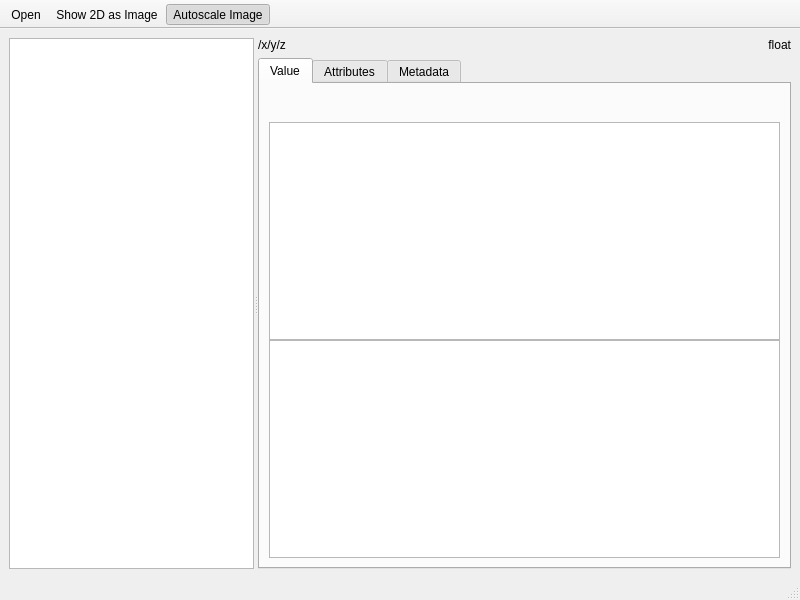
This is h5view/app.ui in refeyn/h5view as Qt 5 draws it before an edit. The edited form follows.
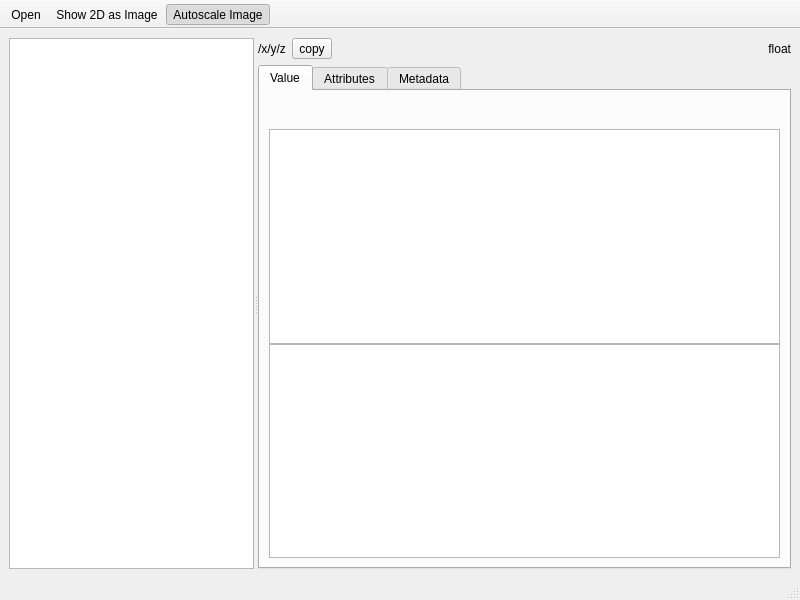
This is the edited form. Icons and pictures are not drawn.

Commit message: Add copy path button (fixes #3) [build]

```diff
--- a/h5view/app.ui
+++ b/h5view/app.ui
@@ -38,31 +38,40 @@
          <verstretch>1</verstretch>
         </sizepolicy>
        </property>
-       <layout class="QGridLayout" name="gridLayout">
-        <property name="leftMargin">
-         <number>0</number>
-        </property>
-        <property name="topMargin">
-         <number>0</number>
-        </property>
-        <property name="rightMargin">
-         <number>0</number>
-        </property>
-        <property name="bottomMargin">
-         <number>0</number>
-        </property>
-        <property name="spacing">
-         <number>6</number>
-        </property>
-        <item row="0" column="0">
+       <layout class="QVBoxLayout" name="verticalLayout_6">
+        <item>
+         <layout class="QHBoxLayout" name="horizontalLayout_2">
+          <item>
          <widget class="QLabel" name="pathLabel">
+            <property name="sizePolicy">
+             <sizepolicy hsizetype="Minimum" vsizetype="Preferred">
+              <horstretch>0</horstretch>
+              <verstretch>0</verstretch>
+             </sizepolicy>
+            </property>
           <property name="text">
            <string>/x/y/z</string>
           </property>
          </widget>
         </item>
-        <item row="0" column="1">
+          <item>
+           <widget class="QToolButton" name="copyPathButton">
+            <property name="text">
+             <string>copy</string>
+            </property>
+            <property name="icon">
+             <iconset theme="edit-copy"/>
+            </property>
+           </widget>
+          </item>
+          <item>
          <widget class="QLabel" name="typeLabel">
+            <property name="sizePolicy">
+             <sizepolicy hsizetype="Expanding" vsizetype="Preferred">
+              <horstretch>0</horstretch>
+              <verstretch>0</verstretch>
+             </sizepolicy>
+            </property>
           <property name="text">
            <string>float</string>
           </property>
@@ -71,7 +80,9 @@
           </property>
          </widget>
         </item>
-        <item row="2" column="0" colspan="2">
+         </layout>
+        </item>
+        <item>
          <widget class="QTabWidget" name="tabWidget">
           <property name="sizePolicy">
            <sizepolicy hsizetype="Expanding" vsizetype="Expanding">
```
Lines whose indentation alone changed are shown as unchanged. The commit also changes 3 other files.
